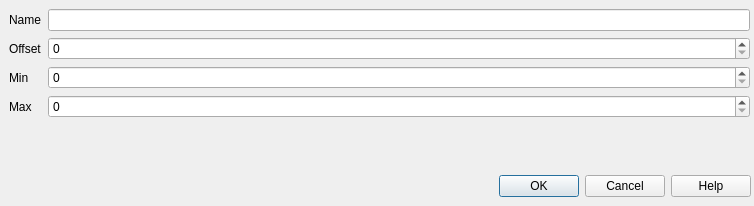
First picture: the form in src/cdlgmdfdmactionparam.ui, repository grodansparadis/vscp-works-qt, before the edit.
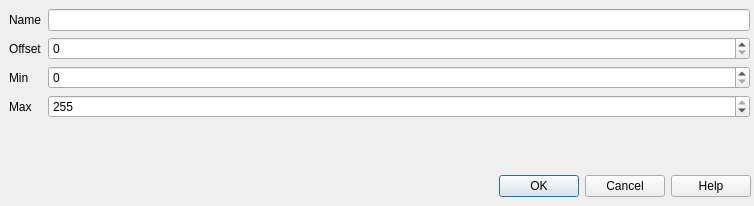
Second picture: the form after the edit.

```diff
--- a/src/cdlgmdfdmactionparam.ui
+++ b/src/cdlgmdfdmactionparam.ui
@@ -90,7 +90,10 @@
     <item row="3" column="1">
      <widget class="QSpinBox" name="spinMax">
       <property name="maximum">
-       <number>65535</number>
+       <number>255</number>
+      </property>
+      <property name="value">
+       <number>255</number>
       </property>
      </widget>
     </item>
```
